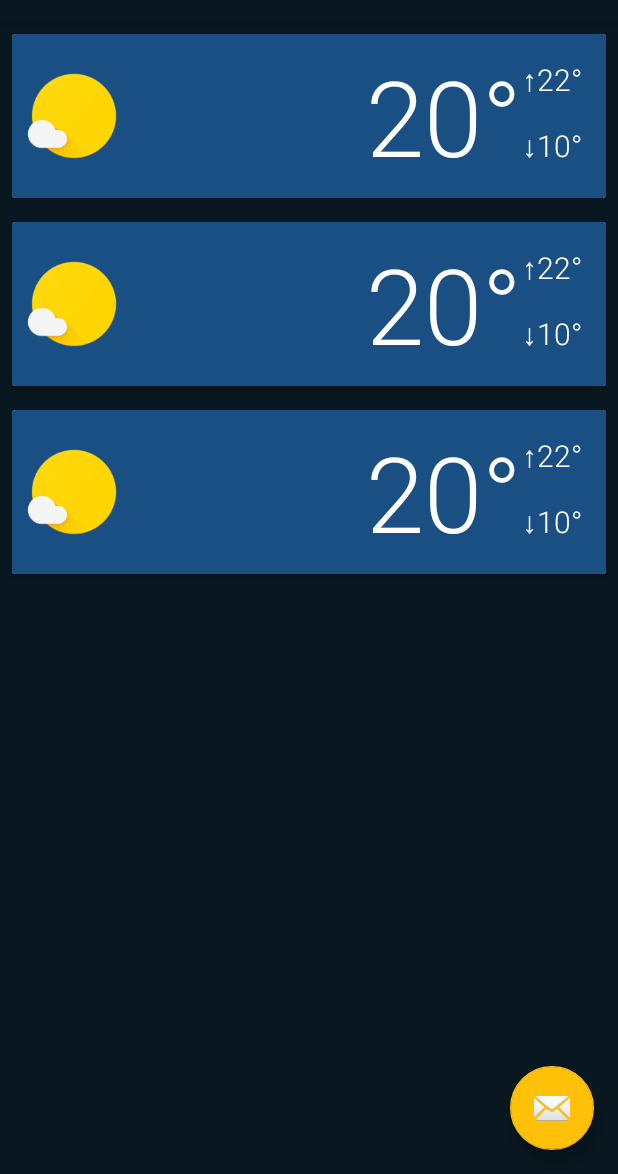
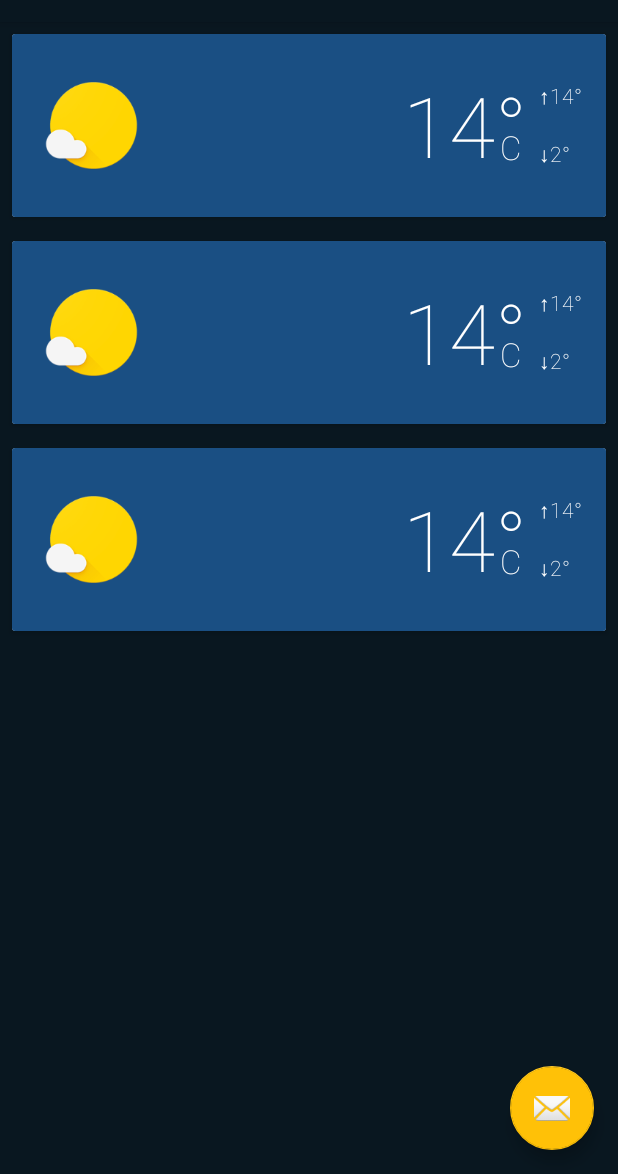
Before and after one commit to djfkue/VitaWeather, an Android app: the screen it shows after launch (MainActivity), on a phone screen of 412 x 824 dp, the part 62-1236 px from its top. Run offline under Robolectric (Android 15) with nearby library versions, the phone set to English and light mode, and no system bars; plain views replace PercentRelativeLayout.

Commit message:
adjust layout

```diff
--- a/app/build.gradle
+++ b/app/build.gradle
@@ -2,7 +2,7 @@ apply plugin: 'com.android.application'
 
 android {
     compileSdkVersion 24
-    buildToolsVersion "23.0.3"
+    buildToolsVersion '24.0.0'
     defaultConfig {
         applicationId "com.vita.weather"
         minSdkVersion 21
@@ -20,14 +20,14 @@ android {
 }
 
 dependencies {
-    compile fileTree(dir: 'libs', include: ['*.jar'])
+    compile fileTree(include: ['*.jar'], dir: 'libs')
     androidTestCompile('com.android.support.test.espresso:espresso-core:2.2.2', {
         exclude group: 'com.android.support', module: 'support-annotations'
     })
     //
-//    compile 'com.github.florent37:glidepalette:2.0.0'
-//
-//    compile 'com.github.bumptech.glide:glide:4.0.0-SNAPSHOT'
+    //    compile 'com.github.florent37:glidepalette:2.0.0'
+    //
+    //    compile 'com.github.bumptech.glide:glide:4.0.0-SNAPSHOT'
     compile 'com.android.support:appcompat-v7:24.2.1'
     compile 'com.android.support:support-v4:24.2.1'
     compile 'com.android.support:design:24.2.1'
--- a/app/src/main/java/com/vita/weather/WeatherCardAdapter.java
+++ b/app/src/main/java/com/vita/weather/WeatherCardAdapter.java
@@ -4,6 +4,10 @@ import android.support.v7.widget.RecyclerView;
 import android.view.LayoutInflater;
 import android.view.View;
 import android.view.ViewGroup;
+import android.widget.ImageView;
+import android.widget.TextView;
+
+import com.vita.weather.util.Utils;
 
 /**
  * Created by talos on 16-9-30.
@@ -15,6 +19,7 @@ public class WeatherCardAdapter extends RecyclerView.Adapter<WeatherCardAdapter.
         View view = LayoutInflater.from(parent.getContext())
                 .inflate(R.layout.card_weather, parent, false);
         ViewHolder holder = new ViewHolder(view);
+
         return holder;
     }
 
@@ -33,8 +38,26 @@ public class WeatherCardAdapter extends RecyclerView.Adapter<WeatherCardAdapter.
     // you provide access to all the views for a data item in a view holder
     public static class ViewHolder extends RecyclerView.ViewHolder {
 
+        ImageView weatherIcon;
+        TextView city;
+        TextView tempCurrent;
+        TextView tempUp;
+        TextView tempDown;
+
         public ViewHolder(View v) {
             super(v);
+
+            city = (TextView) v.findViewById(R.id.weather_city);
+            city.setTypeface(Utils.getRobotoLightTypeface(v.getContext()));
+
+            tempCurrent = (TextView) v.findViewById(R.id.current_temp);
+            tempCurrent.setTypeface(Utils.getRobotoThinTypeface(v.getContext()));
+
+            tempUp = (TextView) v.findViewById(R.id.current_high_temp);
+            tempUp.setTypeface(Utils.getRobotoThinTypeface(v.getContext()));
+
+            tempDown = (TextView) v.findViewById(R.id.current_low_temp);
+            tempDown.setTypeface(Utils.getRobotoThinTypeface(v.getContext()));
         }
     }
 
--- /dev/null
+++ b/app/src/main/java/com/vita/weather/util/Utils.java
@@ -0,0 +1,27 @@
+package com.vita.weather.util;
+
+import android.content.Context;
+import android.graphics.Typeface;
+
+/**
+ * Created by talos on 10/11/16.
+ */
+public class Utils {
+
+    private static Typeface robotoThin = null;
+    private static Typeface robotoLight = null;
+
+    public static Typeface getRobotoLightTypeface(Context context) {
+        if (robotoLight == null) {
+            robotoLight = Typeface.createFromAsset(context.getAssets(), "fonts/robotolight.ttf");
+        }
+        return robotoLight;
+    }
+
+    public static Typeface getRobotoThinTypeface(Context context) {
+        if (robotoThin == null) {
+            robotoThin = Typeface.createFromAsset(context.getAssets(), "fonts/robotothin.ttf");
+        }
+        return robotoThin;
+    }
+}
--- a/app/src/main/res/layout/card_weather.xml
+++ b/app/src/main/res/layout/card_weather.xml
@@ -12,95 +12,104 @@
     android:foreground="?android:attr/selectableItemBackground">
     <android.support.percent.PercentRelativeLayout
         android:layout_width="match_parent"
-        android:layout_height="match_parent">
+        android:layout_height="match_parent"
+        android:background="#1A4F83">
         <ImageView
             android:id="@+id/weather_bg"
             android:layout_width="0dp"
             android:layout_height="0dp"
             app:layout_widthPercent="100%"
             app:layout_aspectRatio="200%"
-            android:scaleType="fitXY"
+            android:scaleType="centerCrop"
             android:src="@mipmap/bg_04"/>
         <TextView
             android:id="@+id/weather_city"
             android:layout_width="match_parent"
             android:layout_height="wrap_content"
             android:layout_alignBottom="@id/weather_bg"
-            android:layout_marginLeft="8dp"
-            android:layout_marginRight="8dp"
-            android:layout_marginBottom="8dp"
+            android:padding="8dp"
             android:textAppearance="@style/Base.TextAppearance.AppCompat.Headline"
+            android:fontFamily="sans-serif-light"
             android:textColor="@android:color/white"
             android:shadowColor="@android:color/black"
-            android:shadowDx="2"
-            android:shadowDy="2"
-            android:shadowRadius="2"
+            android:shadowDx="1"
+            android:shadowDy="1"
+            android:shadowRadius="1"
             android:text="NanJing"/>
 
-        <RelativeLayout
-            android:id="@+id/weather_info_container"
-            android:layout_width="match_parent"
-            android:layout_height="wrap_content"
-            android:layout_below="@id/weather_bg"
-            android:background="#1A4F83">
         <ImageView
             android:id="@+id/weather_icon"
-                android:layout_width="64dp"
-                android:layout_height="64dp"
+            android:layout_width="90dp"
+            android:layout_height="90dp"
             android:layout_marginTop="16dp"
             android:layout_marginBottom="16dp"
             android:layout_marginLeft="8dp"
             android:layout_marginRight="8dp"
-                android:layout_centerVertical="true"
-                android:scaleType="fitXY"
+            android:layout_below="@+id/weather_bg"
+            android:padding="12dp"
+            android:scaleType="centerInside"
             android:src="@mipmap/partly_cloudy"/>
 
         <RelativeLayout
+            android:id="@+id/temp_container"
             android:layout_width="wrap_content"
-                android:layout_height="wrap_content"
+            android:layout_height="90dp"
+            android:layout_marginTop="16dp"
+            android:layout_marginBottom="16dp"
+            android:layout_marginLeft="8dp"
+            android:layout_marginRight="8dp"
+            android:layout_below="@+id/weather_bg"
+            android:layout_centerVertical="true"
             android:layout_alignParentRight="true"
-                android:layout_marginRight="16dp">
+            android:layout_alignBaseline="@+id/weather_icon">
             <TextView
-                    android:id="@+id/weather_temp_cur"
+                android:id="@+id/current_temp"
                 android:layout_width="wrap_content"
                 android:layout_height="wrap_content"
                 android:layout_centerVertical="true"
-                    android:layout_marginTop="8dp"
-                    android:layout_marginBottom="8dp"
-                    android:textSize="70sp"
-                    android:fontFamily="sans-serif-light"
-                    android:includeFontPadding="true"
-                    android:textColor="@android:color/white"
-                    android:text="20\u00b0"/>
-
+                android:textAppearance="@style/TextAppearance.AppCompat.Display3"
+                android:gravity="center"
+                android:text="14&#xb0;"
+                android:textColor="#ffffff"
+                android:fontFamily="sans-serif-thin"/>
             <TextView
-                    android:id="@+id/weather_degree_symbol"
+                android:id="@+id/temp_unit"
                 android:layout_width="wrap_content"
                 android:layout_height="wrap_content"
-                    android:layout_marginTop="8dp"
+                android:layout_centerVertical="true"
+                android:textAppearance="@style/TextAppearance.AppCompat.Large"
+                android:layout_alignRight="@+id/current_temp"
+                android:layout_alignBottom="@+id/current_temp"
+                android:layout_marginRight="4dp"
                 android:layout_marginBottom="8dp"
-                    android:layout_toRightOf="@id/weather_temp_cur"
-                    android:layout_alignTop="@id/weather_temp_cur"
-                    android:textSize="20sp"
-                    android:fontFamily="sans-serif-light"
-                    android:textColor="@android:color/white"
-                    android:text="\u219122\u00b0"/>
-
+                android:gravity="center"
+                android:text="C"
+                android:textColor="#ffffff"
+                android:fontFamily="sans-serif-thin"/>
             <TextView
-                    android:id="@+id/weather_temp_down"
+                android:id="@+id/current_high_temp"
                 android:layout_width="wrap_content"
                 android:layout_height="wrap_content"
-                    android:layout_marginTop="8dp"
-                    android:layout_marginBottom="8dp"
-                    android:layout_toRightOf="@id/weather_temp_cur"
-                    android:layout_alignBaseline="@id/weather_temp_cur"
-                    android:layout_alignTop="@id/weather_temp_cur"
-                    android:textSize="20sp"
-                    android:fontFamily="sans-serif-light"
-                    android:textColor="@android:color/white"
-                    android:text="\u219310\u00b0"/>
-            </RelativeLayout>
-
+                android:layout_alignTop="@+id/current_temp"
+                android:layout_toRightOf="@+id/current_temp"
+                android:textAppearance="@style/TextAppearance.AppCompat.Body1"
+                android:padding="8dp"
+                android:gravity="center"
+                android:text="&#x2191;14&#xb0;"
+                android:textColor="#ffffff"
+                android:fontFamily="sans-serif-thin"/>
+            <TextView
+                android:id="@+id/current_low_temp"
+                android:layout_width="wrap_content"
+                android:layout_height="wrap_content"
+                android:layout_alignBottom="@+id/current_temp"
+                android:layout_toRightOf="@+id/current_temp"
+                android:textAppearance="@style/TextAppearance.AppCompat.Body1"
+                android:padding="8dp"
+                android:gravity="center"
+                android:text="&#x2193;2&#xb0;"
+                android:textColor="#ffffff"
+                android:fontFamily="sans-serif-thin"/>
         </RelativeLayout>
     </android.support.percent.PercentRelativeLayout>
 </android.support.v7.widget.CardView>
--- a/build.gradle
+++ b/build.gradle
@@ -5,7 +5,7 @@ buildscript {
         jcenter()
     }
     dependencies {
-        classpath 'com.android.tools.build:gradle:2.2.0'
+        classpath 'com.android.tools.build:gradle:2.2.1'
 
         // NOTE: Do not place your application dependencies here; they belong
         // in the individual module build.gradle files
```
Also changed, not shown: app/src/main/assets/fonts/robotothin.ttf (added). Lines whose indentation alone changed are shown as unchanged.
